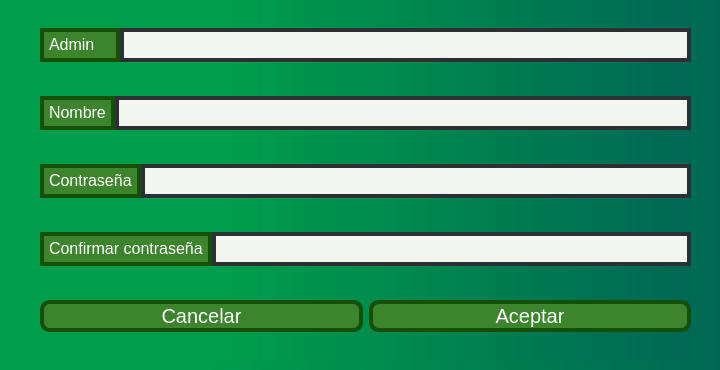
DavidTabuyo/SIFABUL_2.0, file src/view/ui/add_worker_view.ui: the form before one commit.
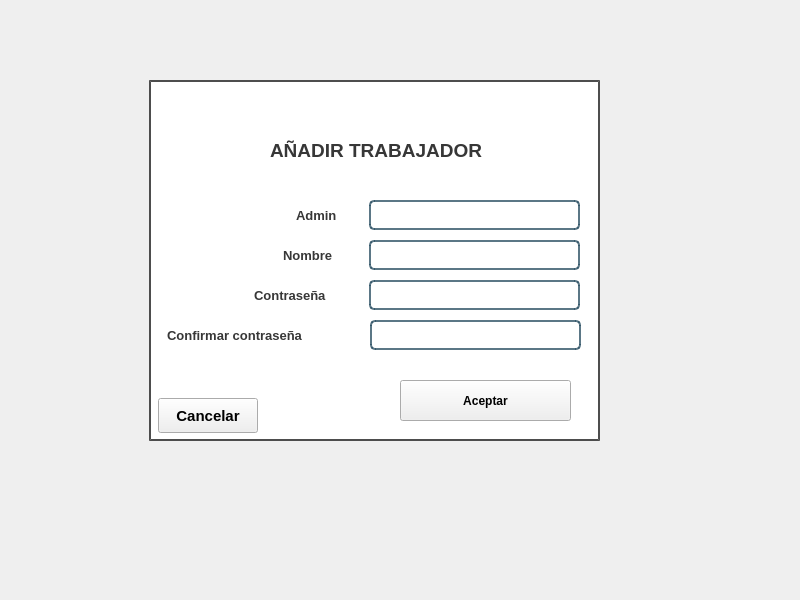
The form after the commit. Icons and pictures are not drawn.

What changed in the file:
```diff
--- a/src/view/ui/add_worker_view.ui
+++ b/src/view/ui/add_worker_view.ui
@@ -2,210 +2,400 @@
 <ui version="4.0">
  <class>MainWindow</class>
  <widget class="QMainWindow" name="MainWindow">
-  <property name="enabled">
-   <bool>true</bool>
-  </property>
   <property name="geometry">
    <rect>
     <x>0</x>
     <y>0</y>
-    <width>720</width>
-    <height>370</height>
+    <width>800</width>
+    <height>600</height>
    </rect>
   </property>
-  <property name="minimumSize">
-   <size>
-    <width>720</width>
-    <height>370</height>
-   </size>
-  </property>
-  <property name="maximumSize">
-   <size>
-    <width>720</width>
-    <height>370</height>
-   </size>
-  </property>
-  <property name="baseSize">
-   <size>
-    <width>730</width>
-    <height>550</height>
-   </size>
-  </property>
   <property name="windowTitle">
    <string>MainWindow</string>
   </property>
-  <property name="styleSheet">
-   <string notr="true">background-color: qlineargradient(spread:pad, x1:0, y1:0, x2:1, y2:0, stop:0 rgba(0, 0, 0, 255), stop:1 rgba(255, 255, 255, 255));
-background-color: qlineargradient(spread:pad, x1:0, y1:0, x2:1, y2:0, stop:0 rgba(0, 103, 83, 255), stop:0.930348 rgba(0, 157, 76, 255));
-background-color: qlineargradient(spread:pad, x1:0, y1:0, x2:1, y2:0, stop:0.288557 rgba(0, 157, 76, 255), stop:1 rgba(0, 103, 83, 255));</string>
-  </property>
   <widget class="QWidget" name="centralwidget">
    <widget class="QWidget" name="layoutWidget">
     <property name="geometry">
      <rect>
-      <x>40</x>
-      <y>0</y>
-      <width>651</width>
-      <height>361</height>
+      <x>30</x>
+      <y>30</y>
+      <width>631</width>
+      <height>500</height>
      </rect>
     </property>
-    <layout class="QVBoxLayout" name="verticalLayout">
-     <item>
-      <layout class="QHBoxLayout" name="horizontalLayout_4">
-       <property name="spacing">
-        <number>0</number>
-       </property>
-       <item>
-        <widget class="QLabel" name="label">
-         <property name="enabled">
-          <bool>true</bool>
-         </property>
-         <property name="sizePolicy">
-          <sizepolicy hsizetype="Preferred" vsizetype="Preferred">
-           <horstretch>0</horstretch>
-           <verstretch>0</verstretch>
-          </sizepolicy>
-         </property>
-         <property name="minimumSize">
-          <size>
-           <width>80</width>
-           <height>0</height>
-          </size>
-         </property>
-         <property name="styleSheet">
-          <string notr="true">border: 4px solid #145008  ; border-radius: 1px; font-size: 20px; background-color:    #3c852d  ;</string>
-         </property>
-         <property name="text">
-          <string>&lt;html&gt;&lt;head/&gt;&lt;body&gt;&lt;p&gt;&lt;span style=&quot; font-size:12pt; color:#ffffff;&quot;&gt;Admin&lt;/span&gt;&lt;/p&gt;&lt;/body&gt;&lt;/html&gt;</string>
-         </property>
-        </widget>
-       </item>
-       <item>
-        <widget class="QLineEdit" name="admin_le">
-         <property name="styleSheet">
-          <string notr="true">border: 4px solid #293133  ; border-radius: 1px; font-size: 20px; background-color:    #f2f5f0 ;</string>
-         </property>
-        </widget>
-       </item>
-      </layout>
-     </item>
-     <item>
-      <layout class="QHBoxLayout" name="horizontalLayout_3">
-       <property name="spacing">
-        <number>0</number>
-       </property>
-       <item>
-        <widget class="QLabel" name="label_2">
-         <property name="styleSheet">
-          <string notr="true">border: 4px solid #145008  ; border-radius: 1px; font-size: 20px; background-color:    #3c852d  ;</string>
-         </property>
-         <property name="text">
-          <string>&lt;html&gt;&lt;head/&gt;&lt;body&gt;&lt;p&gt;&lt;span style=&quot; font-size:12pt; color:#ffffff;&quot;&gt;Nombre&lt;/span&gt;&lt;/p&gt;&lt;/body&gt;&lt;/html&gt;</string>
-         </property>
-        </widget>
-       </item>
-       <item>
-        <widget class="QLineEdit" name="name_le">
-         <property name="styleSheet">
-          <string notr="true">border: 4px solid #293133  ; border-radius: 1px; font-size: 20px; background-color:    #f2f5f0 ;</string>
-         </property>
-        </widget>
-       </item>
-      </layout>
-     </item>
-     <item>
-      <layout class="QHBoxLayout" name="horizontalLayout_2">
-       <property name="spacing">
-        <number>0</number>
-       </property>
-       <item>
-        <widget class="QLabel" name="label_3">
-         <property name="styleSheet">
-          <string notr="true">border: 4px solid #145008  ; border-radius: 1px; font-size: 20px; background-color:    #3c852d  ;</string>
-         </property>
-         <property name="text">
-          <string>&lt;html&gt;&lt;head/&gt;&lt;body&gt;&lt;p&gt;&lt;span style=&quot; font-size:12pt; color:#ffffff;&quot;&gt;Contraseña&lt;/span&gt;&lt;/p&gt;&lt;/body&gt;&lt;/html&gt;</string>
-         </property>
-        </widget>
-       </item>
-       <item>
-        <widget class="QLineEdit" name="password_le">
-         <property name="styleSheet">
-          <string notr="true">border: 4px solid #293133  ; border-radius: 1px; font-size: 20px; background-color:    #f2f5f0 ;</string>
-         </property>
-         <property name="echoMode">
-          <enum>QLineEdit::Password</enum>
-         </property>
-        </widget>
-       </item>
-      </layout>
-     </item>
-     <item>
-      <layout class="QHBoxLayout" name="horizontalLayout">
-       <property name="spacing">
-        <number>0</number>
-       </property>
-       <item>
-        <widget class="QLabel" name="label_4">
-         <property name="sizePolicy">
-          <sizepolicy hsizetype="Maximum" vsizetype="Preferred">
-           <horstretch>0</horstretch>
-           <verstretch>0</verstretch>
-          </sizepolicy>
-         </property>
-         <property name="styleSheet">
-          <string notr="true">border: 4px solid #145008  ; border-radius: 1px; font-size: 20px; background-color:    #3c852d  ;</string>
-         </property>
-         <property name="text">
-          <string>&lt;html&gt;&lt;head/&gt;&lt;body&gt;&lt;p&gt;&lt;span style=&quot; font-size:12pt; color:#ffffff;&quot;&gt;Confirmar contraseña&lt;/span&gt;&lt;/p&gt;&lt;/body&gt;&lt;/html&gt;</string>
-         </property>
-        </widget>
-       </item>
-       <item>
-        <widget class="QLineEdit" name="confirm_password_le">
-         <property name="styleSheet">
-          <string notr="true">border: 4px solid #293133  ; border-radius: 1px; font-size: 20px; background-color:    #f2f5f0 ;</string>
-         </property>
-         <property name="echoMode">
-          <enum>QLineEdit::Password</enum>
-         </property>
-        </widget>
-       </item>
-      </layout>
-     </item>
-     <item>
-      <layout class="QHBoxLayout" name="horizontalLayout_5">
-       <item>
-        <widget class="QPushButton" name="btn_cancel">
-         <property name="cursor">
-          <cursorShape>OpenHandCursor</cursorShape>
-         </property>
-         <property name="styleSheet">
-          <string notr="true">border: 4px solid #145008  ; border-radius: 10px; font-size: 20px; background-color:     #3c852d  ; color: white;
+    <property name="styleSheet">
+     <string notr="true">QPushButton#pushButton {
+    background-color: qlineargradient(spread: pad, x1: 0, y1: 0.505682, x2: 1, y2: 0.477, stop: 0 rgba(49, 87, 66, 219), stop: 1 rgba(25, 42, 35, 226));
+    color: rgba(255, 255, 255, 210);
+    border-radius: 5px;
+}
+
+QPushButton#pushButton:hover {
+    background-color: qlineargradient(spread: pad, x1: 0, y1: 0.505682, x2: 1, y2: 0.477, stop: 0 rgba(38, 66, 50, 219), stop: 1 rgba(19, 31, 26, 226));
+}
+
+QPushButton#pushButton:pressed {
+    padding-left: 5px;
+    padding-top: 5px;
+    background-color: rgba(38, 66, 50, 255);
+}
+
+QPushButton#pushButton:pressed {
+    padding-left: 5px;
+    padding-top: 5px;
+    background-color: rgba(49, 87, 66, 255);
+}
+
+QPushButton#pushButton_2 {
+    background-color: rgba(0, 0, 0, 0);
+    color: rgba(85, 98, 112, 255);
+    border-radius: 5px;
+}
+
+QPushButton#pushButton_2:hover {
+    color: rgba(131, 96, 53, 255);
+}
+
+QPushButton#pushButton_3 {
+    background-color: qlineargradient(spread: pad, x1: 0, y1: 0.505682, x2: 1, y2: 0.477, stop: 0 rgba(49, 87, 66, 219), stop: 1 rgba(25, 42, 35, 226));
+    color: rgba(255, 255, 255, 210);
+    border-radius: 5px;
+}
+
+QPushButton#pushButton_3:hover {
+    background-color: qlineargradient(spread: pad, x1: 0, y1: 0.505682, x2: 1, y2: 0.477, stop: 0 rgba(38, 66, 50, 219), stop: 1 rgba(19, 31, 26, 226));
+}
+
+QPushButton#pushButton_3:pressed {
+    padding-left: 5px;
+    padding-top: 5px;
+    background-color: rgba(38, 66, 50, 255);
+}
+
+QPushButton#pushButton_3:pressed {
+    padding-left: 5px;
+    padding-top: 5px;
+    background-color: rgba(49, 87, 66, 255);
+}
+
+QPushButton#pushButton_4 {
+    background-color: qlineargradient(spread: pad, x1: 0, y1: 0.505682, x2: 1, y2: 0.477, stop: 0 rgba(49, 87, 66, 219), stop: 1 rgba(25, 42, 35, 226));
+    color: rgba(255, 255, 255, 210);
+    border-radius: 5px;
+}
+
+QPushButton#pushButton_4:hover {
+    background-color: qlineargradient(spread: pad, x1: 0, y1: 0.505682, x2: 1, y2: 0.477, stop: 0 rgba(38, 66, 50, 219), stop: 1 rgba(19, 31, 26, 226));
+}
+
+QPushButton#pushButton_4:pressed {
+    padding-left: 5px;
+    padding-top: 5px;
+    background-color: rgba(38, 66, 50, 255);
+}
+
+QPushButton#pushButton_4:pressed {
+    padding-left: 5px;
+    padding-top: 5px;
+    background-color: rgba(49, 87, 66, 255);
+}</string>
+    </property>
+    <widget class="QLabel" name="label_3">
+     <property name="geometry">
+      <rect>
+       <x>119</x>
+       <y>50</y>
+       <width>451</width>
+       <height>361</height>
+      </rect>
+     </property>
+     <property name="styleSheet">
+      <string notr="true">background-color:rgba(255, 255, 255, 255);
+border: 2px solid rgba(0, 0, 0, 0.7);
 </string>
-         </property>
-         <property name="text">
-          <string>Cancelar</string>
-         </property>
-        </widget>
-       </item>
-       <item>
-        <widget class="QPushButton" name="btn_accept">
-         <property name="cursor">
-          <cursorShape>PointingHandCursor</cursorShape>
-         </property>
-         <property name="styleSheet">
-          <string notr="true">border: 4px solid #145008  ; border-radius: 10px; font-size: 20px; background-color:     #3c852d  ; color: white;
-</string>
-         </property>
-         <property name="text">
-          <string>Aceptar</string>
-         </property>
-        </widget>
-       </item>
-      </layout>
-     </item>
-    </layout>
+     </property>
+     <property name="text">
+      <string/>
+     </property>
+    </widget>
+    <widget class="QLabel" name="label_4">
+     <property name="geometry">
+      <rect>
+       <x>137</x>
+       <y>285</y>
+       <width>191</width>
+       <height>40</height>
+      </rect>
+     </property>
+     <property name="font">
+      <font>
+       <pointsize>10</pointsize>
+       <weight>75</weight>
+       <bold>true</bold>
+      </font>
+     </property>
+     <property name="styleSheet">
+      <string notr="true">color:rgba(0, 0, 0, 200);</string>
+     </property>
+     <property name="text">
+      <string>Confirmar contraseña</string>
+     </property>
+    </widget>
+    <widget class="QLineEdit" name="name_le">
+     <property name="geometry">
+      <rect>
+       <x>339</x>
+       <y>210</y>
+       <width>211</width>
+       <height>30</height>
+      </rect>
+     </property>
+     <property name="font">
+      <font>
+       <pointsize>8</pointsize>
+      </font>
+     </property>
+     <property name="styleSheet">
+      <string notr="true">background-color: rgba(0, 0, 0, 0);
+    border: 2px solid rgba(46, 82, 101, 200);
+    border-radius: 5px;
+    color: rgba(0, 0, 0, 240);
+    padding: 5px;</string>
+     </property>
+     <property name="placeholderText">
+      <string/>
+     </property>
+    </widget>
+    <widget class="QLabel" name="label_6">
+     <property name="geometry">
+      <rect>
+       <x>140</x>
+       <y>70</y>
+       <width>76</width>
+       <height>71</height>
+      </rect>
+     </property>
+     <property name="styleSheet">
+      <string notr="true">
+background-image: url(assets/sifabulchiquito.html);</string>
+     </property>
+     <property name="text">
+      <string/>
+     </property>
+    </widget>
+    <widget class="QPushButton" name="btn_cancel">
+     <property name="geometry">
+      <rect>
+       <x>128</x>
+       <y>368</y>
+       <width>100</width>
+       <height>35</height>
+      </rect>
+     </property>
+     <property name="font">
+      <font>
+       <pointsize>11</pointsize>
+       <weight>75</weight>
+       <bold>true</bold>
+      </font>
+     </property>
+     <property name="cursor">
+      <cursorShape>PointingHandCursor</cursorShape>
+     </property>
+     <property name="text">
+      <string>Cancelar</string>
+     </property>
+    </widget>
+    <widget class="QLabel" name="label_5">
+     <property name="geometry">
+      <rect>
+       <x>266</x>
+       <y>165</y>
+       <width>81</width>
+       <height>40</height>
+      </rect>
+     </property>
+     <property name="font">
+      <font>
+       <pointsize>10</pointsize>
+       <weight>75</weight>
+       <bold>true</bold>
+      </font>
+     </property>
+     <property name="styleSheet">
+      <string notr="true">color:rgba(0, 0, 0, 200);</string>
+     </property>
+     <property name="text">
+      <string>Admin</string>
+     </property>
+    </widget>
+    <widget class="QPushButton" name="btm_accept">
+     <property name="geometry">
+      <rect>
+       <x>370</x>
+       <y>350</y>
+       <width>171</width>
+       <height>41</height>
+      </rect>
+     </property>
+     <property name="font">
+      <font>
+       <pointsize>9</pointsize>
+       <weight>75</weight>
+       <bold>true</bold>
+      </font>
+     </property>
+     <property name="cursor">
+      <cursorShape>PointingHandCursor</cursorShape>
+     </property>
+     <property name="text">
+      <string>Aceptar</string>
+     </property>
+    </widget>
+    <widget class="QLabel" name="label_7">
+     <property name="geometry">
+      <rect>
+       <x>240</x>
+       <y>80</y>
+       <width>261</width>
+       <height>81</height>
+      </rect>
+     </property>
+     <property name="font">
+      <font>
+       <pointsize>14</pointsize>
+       <weight>75</weight>
+       <bold>true</bold>
+      </font>
+     </property>
+     <property name="styleSheet">
+      <string notr="true">color:rgba(0, 0, 0, 200);</string>
+     </property>
+     <property name="text">
+      <string>AÑADIR TRABAJADOR</string>
+     </property>
+    </widget>
+    <widget class="QLabel" name="label_8">
+     <property name="geometry">
+      <rect>
+       <x>224</x>
+       <y>245</y>
+       <width>111</width>
+       <height>40</height>
+      </rect>
+     </property>
+     <property name="font">
+      <font>
+       <pointsize>10</pointsize>
+       <weight>75</weight>
+       <bold>true</bold>
+      </font>
+     </property>
+     <property name="styleSheet">
+      <string notr="true">color:rgba(0, 0, 0, 200);</string>
+     </property>
+     <property name="text">
+      <string>Contraseña</string>
+     </property>
+    </widget>
+    <widget class="QLabel" name="label_9">
+     <property name="geometry">
+      <rect>
+       <x>253</x>
+       <y>205</y>
+       <width>81</width>
+       <height>40</height>
+      </rect>
+     </property>
+     <property name="font">
+      <font>
+       <pointsize>10</pointsize>
+       <weight>75</weight>
+       <bold>true</bold>
+      </font>
+     </property>
+     <property name="styleSheet">
+      <string notr="true">color:rgba(0, 0, 0, 200);</string>
+     </property>
+     <property name="text">
+      <string>Nombre</string>
+     </property>
+    </widget>
+    <widget class="QLineEdit" name="admin_le">
+     <property name="geometry">
+      <rect>
+       <x>339</x>
+       <y>170</y>
+       <width>211</width>
+       <height>30</height>
+      </rect>
+     </property>
+     <property name="font">
+      <font>
+       <pointsize>8</pointsize>
+      </font>
+     </property>
+     <property name="styleSheet">
+      <string notr="true">background-color: rgba(0, 0, 0, 0);
+    border: 2px solid rgba(46, 82, 101, 200);
+    border-radius: 5px;
+    color: rgba(0, 0, 0, 240);
+    padding: 5px;</string>
+     </property>
+     <property name="placeholderText">
+      <string/>
+     </property>
+    </widget>
+    <widget class="QLineEdit" name="password_le">
+     <property name="geometry">
+      <rect>
+       <x>339</x>
+       <y>250</y>
+       <width>211</width>
+       <height>30</height>
+      </rect>
+     </property>
+     <property name="font">
+      <font>
+       <pointsize>8</pointsize>
+      </font>
+     </property>
+     <property name="styleSheet">
+      <string notr="true">background-color: rgba(0, 0, 0, 0);
+    border: 2px solid rgba(46, 82, 101, 200);
+    border-radius: 5px;
+    color: rgba(0, 0, 0, 240);
+    padding: 5px;</string>
+     </property>
+     <property name="placeholderText">
+      <string/>
+     </property>
+    </widget>
+    <widget class="QLineEdit" name="confirm_password_le">
+     <property name="geometry">
+      <rect>
+       <x>340</x>
+       <y>290</y>
+       <width>211</width>
+       <height>30</height>
+      </rect>
+     </property>
+     <property name="font">
+      <font>
+       <pointsize>8</pointsize>
+      </font>
+     </property>
+     <property name="styleSheet">
+      <string notr="true">background-color: rgba(0, 0, 0, 0);
+    border: 2px solid rgba(46, 82, 101, 200);
+    border-radius: 5px;
+    color: rgba(0, 0, 0, 240);
+    padding: 5px;</string>
+     </property>
+     <property name="placeholderText">
+      <string/>
+     </property>
+    </widget>
    </widget>
   </widget>
  </widget>
```
Left out of the diff: 6 changed lines with no effect on the pictures.
